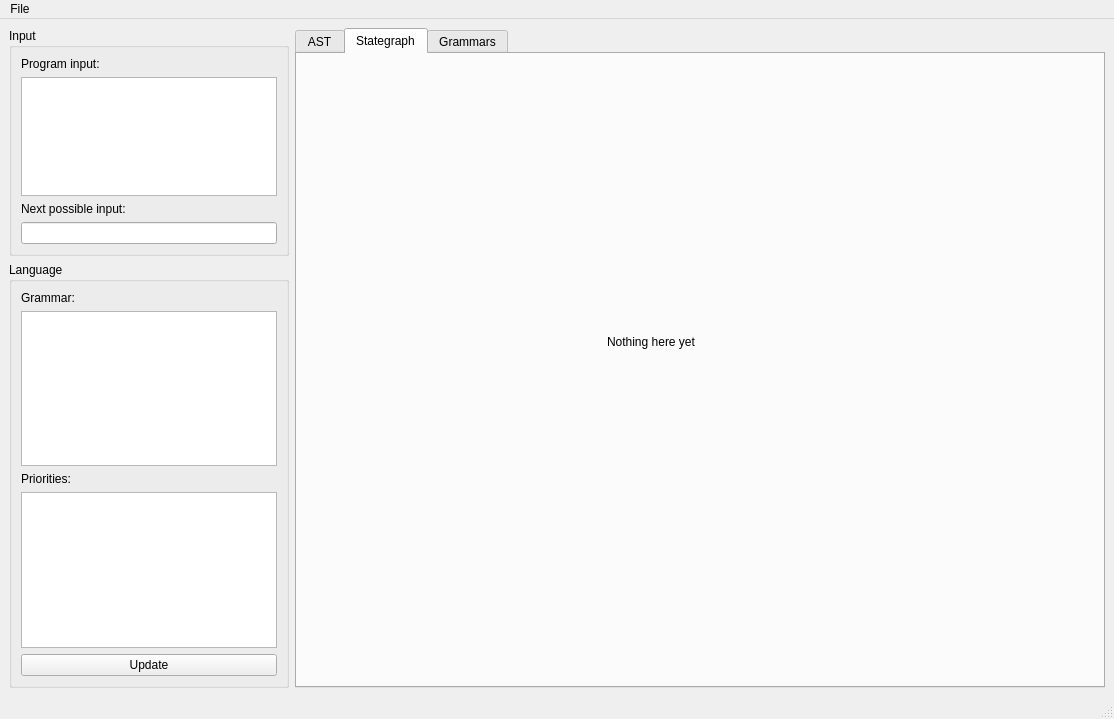
First picture: the form in node_editor/gui.ui, repository softdevteam/eco, before the edit.
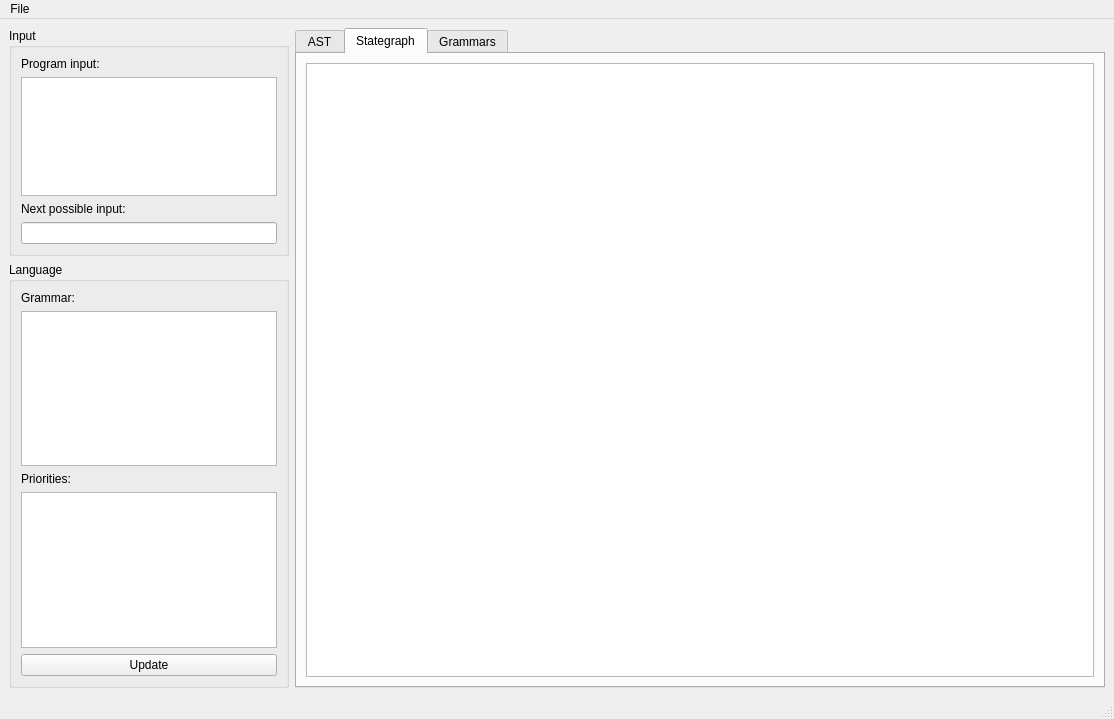
Second picture: the form after the edit. The open tabs and pages were chosen to show the change. Custom widgets are drawn as their Qt base class.

Commit message: show stategraph in stategraph tab

```diff
--- a/node_editor/gui.ui
+++ b/node_editor/gui.ui
@@ -116,19 +116,11 @@
        <attribute name="title">
         <string>Stategraph</string>
        </attribute>
-       <widget class="QLabel" name="label_2">
-        <property name="geometry">
-         <rect>
-          <x>310</x>
-          <y>280</y>
-          <width>241</width>
-          <height>16</height>
-         </rect>
-        </property>
-        <property name="text">
-         <string>Nothing here yet</string>
-        </property>
-       </widget>
+       <layout class="QHBoxLayout" name="horizontalLayout_2">
+        <item>
+         <widget class="QGraphicsView" name="gvStategraph"/>
+        </item>
+       </layout>
       </widget>
       <widget class="QWidget" name="tab_3">
        <attribute name="title">
```
The commit also changes 3 other files.
